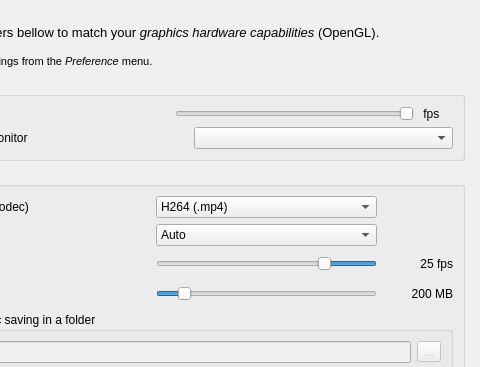
The window that src/UserPreferencesDialog.ui (markus-wa/glmixer-mirror) describes before a commit, drawn with Qt 5; both pictures show x 178 to 658 and y 0 to 367 of the 658 by 653 pixel window.
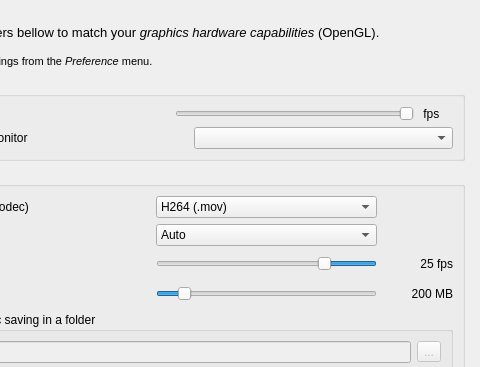
The same window after the commit. The open tabs and pages were chosen to show the change. Icons and pictures are not drawn. Custom widgets are drawn as their Qt base class.

Commit message: Decided for MOV file format for the H264 codec for portability on OSX

Diff of the .ui file:
```diff
--- a/src/UserPreferencesDialog.ui
+++ b/src/UserPreferencesDialog.ui
@@ -1078,7 +1078,7 @@
                   </property>
                   <item>
                    <property name="text">
-                    <string>H264 (.mp4)</string>
+                    <string>H264 (.mov)</string>
                    </property>
                   </item>
                   <item>
```
Left out of the diff: 2 changed lines with no effect on the pictures. The commit also changes 2 other files.
